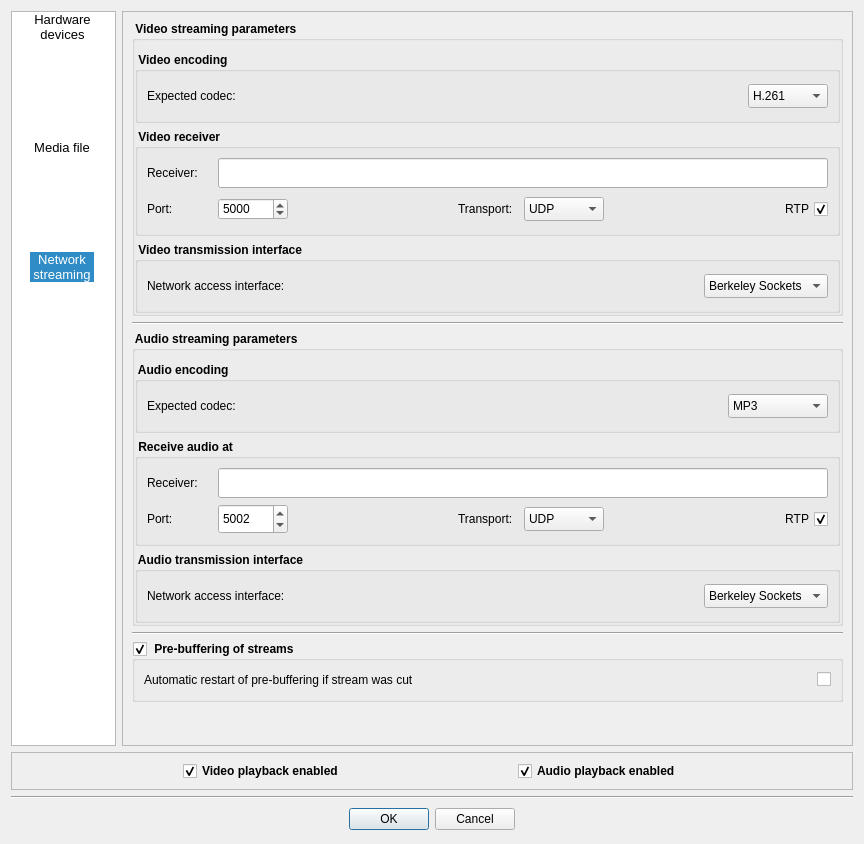
Before: the Qt Designer form Homer/forms/Dialogs/OpenVideoAudioPreviewDialog.ui in Homer-Conferencing/Homer-Conferencing, drawn with Qt 5.
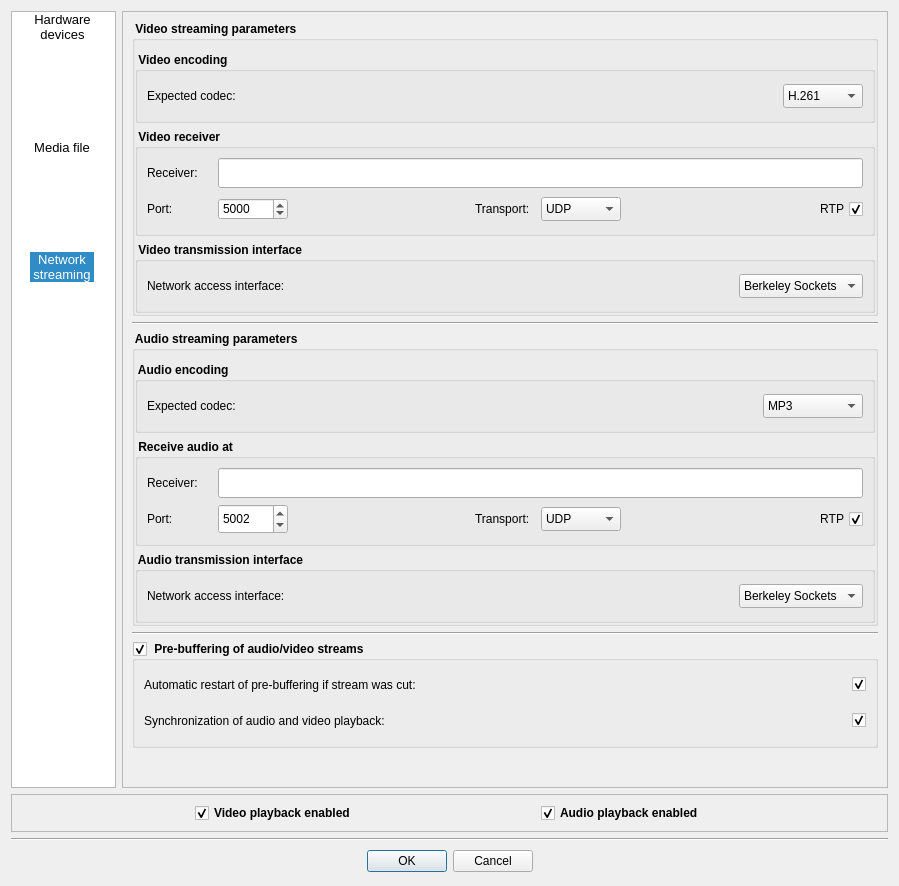
After: the same form once the commit is applied. Icons and pictures are not drawn.

Commit message: - added: extended A/V statistics - added: preparation for A/V synchronization of received network streams

```diff
--- a/Homer/forms/Dialogs/OpenVideoAudioPreviewDialog.ui
+++ b/Homer/forms/Dialogs/OpenVideoAudioPreviewDialog.ui
@@ -6,8 +6,8 @@
    <rect>
     <x>0</x>
     <y>0</y>
-    <width>864</width>
-    <height>844</height>
+    <width>899</width>
+    <height>886</height>
    </rect>
   </property>
   <property name="font">
@@ -1393,7 +1393,7 @@
             </font>
            </property>
            <property name="title">
-            <string> Pre-buffering of streams </string>
+            <string> Pre-buffering of audio/video streams </string>
            </property>
            <property name="checkable">
             <bool>true</bool>
@@ -1403,6 +1403,18 @@
              <layout class="QHBoxLayout" name="horizontalLayout_4">
               <item>
                <widget class="QLabel" name="mLbCodecVideo_2">
+                <property name="minimumSize">
+                 <size>
+                  <width>0</width>
+                  <height>30</height>
+                 </size>
+                </property>
+                <property name="maximumSize">
+                 <size>
+                  <width>16777215</width>
+                  <height>30</height>
+                 </size>
+                </property>
                 <property name="font">
                  <font>
                   <weight>50</weight>
@@ -1410,7 +1422,7 @@
                  </font>
                 </property>
                 <property name="text">
-                 <string>Automatic restart of pre-buffering if stream was cut </string>
+                 <string>Automatic restart of pre-buffering if stream was cut: </string>
                 </property>
                </widget>
               </item>
@@ -1434,6 +1446,61 @@
                 </property>
                 <property name="text">
                  <string/>
+                </property>
+                <property name="checked">
+                 <bool>true</bool>
+                </property>
+               </widget>
+              </item>
+             </layout>
+            </item>
+            <item>
+             <layout class="QHBoxLayout" name="horizontalLayout_6">
+              <item>
+               <widget class="QLabel" name="label_10">
+                <property name="minimumSize">
+                 <size>
+                  <width>0</width>
+                  <height>30</height>
+                 </size>
+                </property>
+                <property name="maximumSize">
+                 <size>
+                  <width>16777215</width>
+                  <height>30</height>
+                 </size>
+                </property>
+                <property name="font">
+                 <font>
+                  <weight>50</weight>
+                  <bold>false</bold>
+                 </font>
+                </property>
+                <property name="text">
+                 <string>Synchronization of audio and video playback:</string>
+                </property>
+               </widget>
+              </item>
+              <item>
+               <spacer name="horizontalSpacer_5">
+                <property name="orientation">
+                 <enum>Qt::Horizontal</enum>
+                </property>
+                <property name="sizeHint" stdset="0">
+                 <size>
+                  <width>40</width>
+                  <height>20</height>
+                 </size>
+                </property>
+               </spacer>
+              </item>
+              <item>
+               <widget class="QCheckBox" name="mCbAVSynch">
+                <property name="text">
+                 <string/>
+                </property>
+                <property name="checked">
+                 <bool>true</bool>
                 </property>
                </widget>
               </item>
```
The commit also changes 4 other files.
